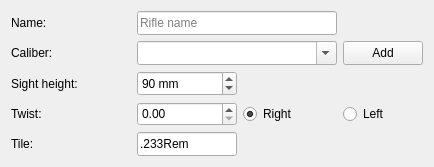
First picture: the form in ui_templates/catalog_rifle.ui, repository o-murphy/archer_ballistics_constructor, before the edit.
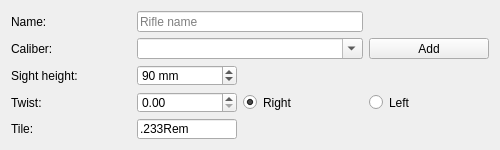
Second picture: the form after the edit.

```diff
--- a/ui_templates/catalog_rifle.ui
+++ b/ui_templates/catalog_rifle.ui
@@ -6,14 +6,20 @@
    <rect>
     <x>0</x>
     <y>0</y>
-    <width>425</width>
-    <height>167</height>
+    <width>500</width>
+    <height>150</height>
    </rect>
   </property>
+  <property name="minimumSize">
+   <size>
+    <width>500</width>
+    <height>150</height>
+   </size>
+  </property>
   <property name="maximumSize">
    <size>
-    <width>16777215</width>
-    <height>167</height>
+    <width>500</width>
+    <height>150</height>
    </size>
   </property>
   <property name="windowTitle">
@@ -243,18 +249,22 @@
      </property>
     </widget>
    </item>
-   <item row="3" column="3">
-    <widget class="QWidget" name="widget_8" native="true">
+   <item row="1" column="1" colspan="2">
+    <widget class="QComboBox" name="caliberName">
      <property name="sizePolicy">
-      <sizepolicy hsizetype="Preferred" vsizetype="Preferred">
+      <sizepolicy hsizetype="Expanding" vsizetype="Preferred">
        <horstretch>0</horstretch>
        <verstretch>0</verstretch>
       </sizepolicy>
      </property>
-     <layout class="QHBoxLayout" name="horizontalLayout_49">
-      <property name="spacing">
-       <number>6</number>
-      </property>
+     <property name="editable">
+      <bool>true</bool>
+     </property>
+    </widget>
+   </item>
+   <item row="3" column="2" colspan="2">
+    <widget class="QWidget" name="widget" native="true">
+     <layout class="QHBoxLayout" name="horizontalLayout">
       <property name="leftMargin">
        <number>0</number>
       </property>
@@ -268,31 +278,6 @@
        <number>0</number>
       </property>
       <item>
-       <widget class="QRadioButton" name="leftTwist">
-        <property name="sizePolicy">
-         <sizepolicy hsizetype="Preferred" vsizetype="Preferred">
-          <horstretch>0</horstretch>
-          <verstretch>0</verstretch>
-         </sizepolicy>
-        </property>
-        <property name="minimumSize">
-         <size>
-          <width>70</width>
-          <height>0</height>
-         </size>
-        </property>
-        <property name="styleSheet">
-         <string notr="true"/>
-        </property>
-        <property name="text">
-         <string>Left</string>
-        </property>
-       </widget>
-      </item>
-     </layout>
-    </widget>
-   </item>
-   <item row="3" column="2">
     <widget class="QRadioButton" name="rightTwist">
      <property name="enabled">
       <bool>true</bool>
@@ -320,17 +305,29 @@
      </property>
     </widget>
    </item>
-   <item row="1" column="1" colspan="2">
-    <widget class="QComboBox" name="caliberName">
+      <item>
+       <widget class="QRadioButton" name="leftTwist">
      <property name="sizePolicy">
-      <sizepolicy hsizetype="Expanding" vsizetype="Preferred">
+         <sizepolicy hsizetype="Preferred" vsizetype="Preferred">
        <horstretch>0</horstretch>
        <verstretch>0</verstretch>
       </sizepolicy>
      </property>
-     <property name="editable">
-      <bool>true</bool>
-     </property>
+        <property name="minimumSize">
+         <size>
+          <width>70</width>
+          <height>0</height>
+         </size>
+        </property>
+        <property name="styleSheet">
+         <string notr="true"/>
+        </property>
+        <property name="text">
+         <string>Left</string>
+        </property>
+       </widget>
+      </item>
+     </layout>
     </widget>
    </item>
   </layout>
```
Lines whose indentation alone changed are shown as unchanged.
